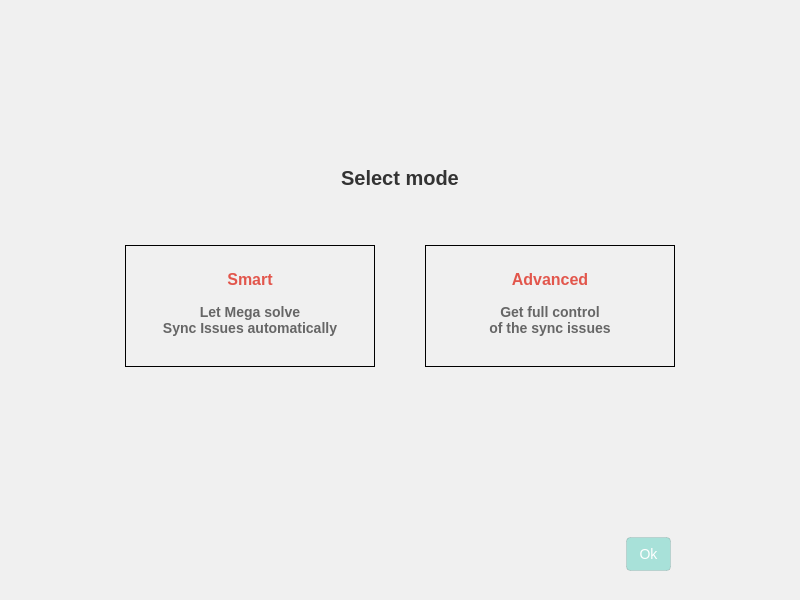
The window that src/MEGASync/stalled_issues/gui/win/StalledIssuesDialog.ui (meganz/MEGAsync) describes before a commit, drawn with Qt 5.
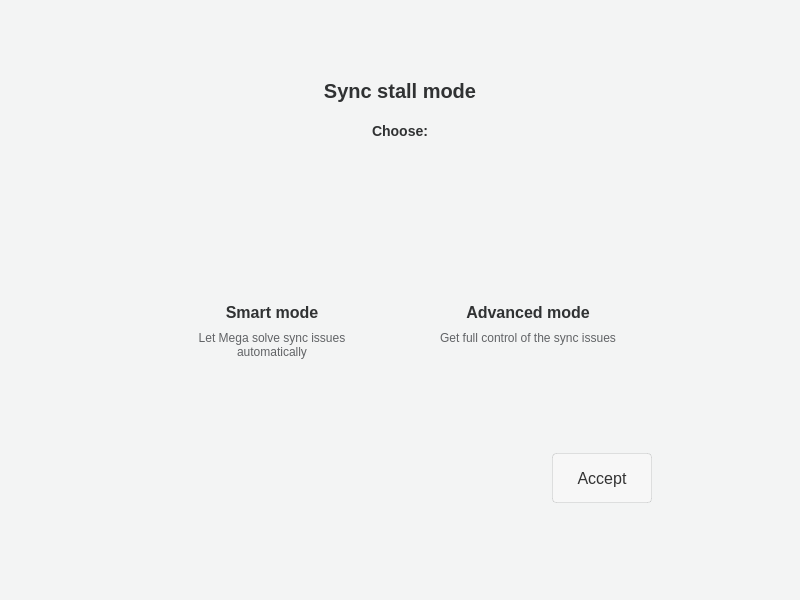
The same window after the commit. The open tabs and pages were chosen to show the change. Icons and pictures are not drawn. Custom widgets are drawn as their Qt base class.

The edit to the form file:
```diff
--- a/src/MEGASync/stalled_issues/gui/win/StalledIssuesDialog.ui
+++ b/src/MEGASync/stalled_issues/gui/win/StalledIssuesDialog.ui
@@ -105,24 +105,14 @@
      <property name="styleSheet">
       <string notr="true">#ModeSelector
 {
-background-color: #f0f0f0;
+background-color: #F3F4F4;
 }</string>
      </property>
      <property name="currentIndex">
       <number>1</number>
      </property>
      <widget class="QWidget" name="ModeSelector">
-      <property name="styleSheet">
-       <string notr="true">#ModeTitle
-{
-  font-family: &quot;Poppins&quot;;
-  font-size:20px;
-  line-height: 30px;
-  font-weight: 600;
-  color: #333333;
-}</string>
-      </property>
-      <layout class="QVBoxLayout" name="verticalLayout_5">
+      <layout class="QVBoxLayout" name="verticalLayout_11">
        <property name="topMargin">
         <number>20</number>
        </property>
@@ -143,15 +133,51 @@
         </spacer>
        </item>
        <item>
+        <widget class="QWidget" name="TitleContainer" native="true">
+         <property name="styleSheet">
+          <string notr="true">#ModeTitle
+{
+  font-size:20px;
+  line-height: 30px;
+  font-weight: 600;
+  color: #303233;
+}
+
+#ModeSubTitle
+{
+  font-size:14px;
+  line-height: 20px;
+  font-weight: 600;
+  color: #303233;
+}</string>
+         </property>
+         <layout class="QVBoxLayout" name="verticalLayout_10">
+          <property name="spacing">
+           <number>20</number>
+          </property>
+       <item>
         <widget class="QLabel" name="ModeTitle">
          <property name="text">
-          <string>Select mode</string>
+             <string>Sync stall mode</string>
          </property>
          <property name="alignment">
           <set>Qt::AlignCenter</set>
          </property>
         </widget>
        </item>
+          <item>
+           <widget class="QLabel" name="ModeSubTitle">
+            <property name="text">
+             <string>Choose:</string>
+            </property>
+            <property name="alignment">
+             <set>Qt::AlignCenter</set>
+            </property>
+           </widget>
+          </item>
+         </layout>
+        </widget>
+       </item>
        <item>
         <spacer name="verticalSpacer_4">
          <property name="orientation">
@@ -163,62 +189,68 @@
          <property name="sizeHint" stdset="0">
           <size>
            <width>20</width>
-           <height>40</height>
+           <height>20</height>
           </size>
          </property>
         </spacer>
        </item>
        <item>
-        <widget class="QWidget" name="Container" native="true">
+        <widget class="QWidget" name="Body" native="true">
+         <layout class="QHBoxLayout" name="horizontalLayout_6">
+          <item>
+           <spacer name="horizontalSpacer_5">
+            <property name="orientation">
+             <enum>Qt::Horizontal</enum>
+            </property>
+            <property name="sizeHint" stdset="0">
+             <size>
+              <width>40</width>
+              <height>20</height>
+             </size>
+            </property>
+           </spacer>
+          </item>
+          <item>
+           <widget class="QWidget" name="BodyConainter" native="true">
          <property name="styleSheet">
           <string notr="true">#Advance[SELECTED=true], #Smart[SELECTED=true] 
 {
-border: 2px solid #f0373a;
+border: 2px solid #04101E;
 border-radius: 6px;
 background-color: white;
 }
 
 #Advance[SELECTED=false], #Smart[SELECTED=false] 
 {
-border: 2px solid #c2c2c2;
+border: 2px solid white;
 border-radius: 6px;
-background-color: #f6f6f6;
+background-color: white;
 }</string>
          </property>
-         <layout class="QHBoxLayout" name="horizontalLayout_4">
+            <layout class="QVBoxLayout" name="verticalLayout_5">
           <property name="spacing">
            <number>50</number>
           </property>
-          <property name="leftMargin">
-           <number>75</number>
-          </property>
-          <property name="rightMargin">
-           <number>75</number>
-          </property>
           <item>
-           <spacer name="horizontalSpacer_4">
-            <property name="orientation">
-             <enum>Qt::Horizontal</enum>
+              <widget class="QWidget" name="Container" native="true">
+               <property name="styleSheet">
+                <string notr="true"/>
             </property>
-            <property name="sizeHint" stdset="0">
-             <size>
-              <width>40</width>
-              <height>20</height>
-             </size>
+               <layout class="QHBoxLayout" name="horizontalLayout_4">
+                <property name="spacing">
+                 <number>8</number>
             </property>
-           </spacer>
-          </item>
           <item>
            <widget class="QFrame" name="Smart">
             <property name="minimumSize">
              <size>
-              <width>250</width>
-              <height>0</height>
+                    <width>248</width>
+                    <height>184</height>
              </size>
             </property>
             <property name="maximumSize">
              <size>
-              <width>250</width>
+                    <width>248</width>
               <height>16777215</height>
              </size>
             </property>
@@ -228,57 +260,117 @@
             <property name="styleSheet">
              <string notr="true">#SmartTitle
 {
-  font-family: &quot;Poppins&quot;;
   font-size:16px;
-  line-height: 30px;
-  font-weight: 600;
-  color: #e2564c;
+  line-height: 24px;
+  font-weight: 700;
+  color: #303233;
 }
 
 #SmartDescription
 {
-  font-family: &quot;Poppins&quot;;
-  font-size:14px;
-  line-height: 30px;
-  font-weight: 600;
-  color: #666666;
+  font-size:12px;
+  line-height: 18px;
+  font-weight: 400;
+  color: #616366;
 }
 </string>
             </property>
             <property name="frameShape">
-             <enum>QFrame::Panel</enum>
+                   <enum>QFrame::NoFrame</enum>
             </property>
             <layout class="QVBoxLayout" name="verticalLayout_7">
              <property name="spacing">
-              <number>15</number>
+                    <number>4</number>
              </property>
              <property name="leftMargin">
               <number>0</number>
              </property>
+                   <property name="topMargin">
+                    <number>24</number>
+                   </property>
              <property name="rightMargin">
               <number>0</number>
              </property>
              <property name="bottomMargin">
-              <number>30</number>
+                    <number>24</number>
+                   </property>
+                   <item alignment="Qt::AlignHCenter">
+                    <widget class="QPushButton" name="SmartIcon">
+                     <property name="enabled">
+                      <bool>false</bool>
+                     </property>
+                     <property name="minimumSize">
+                      <size>
+                       <width>48</width>
+                       <height>48</height>
+                      </size>
+                     </property>
+                     <property name="maximumSize">
+                      <size>
+                       <width>48</width>
+                       <height>48</height>
+                      </size>
+                     </property>
+                     <property name="focusPolicy">
+                      <enum>Qt::NoFocus</enum>
+                     </property>
+                     <property name="styleSheet">
+                      <string notr="true">border: none;</string>
+                     </property>
+                     <property name="text">
+                      <string/>
+                     </property>
+                     <property name="icon">
+                      <iconset resource="../../../gui/Resources_win.qrc">
+                       <normaloff>:/images/StalledIssues/smart-mode.png</normaloff>
+                       <disabledoff>:/images/StalledIssues/smart-mode.png</disabledoff>
+                       <disabledon>:/images/StalledIssues/smart-mode.png</disabledon>:/images/StalledIssues/smart-mode.png</iconset>
+                     </property>
+                     <property name="iconSize">
+                      <size>
+                       <width>48</width>
+                       <height>48</height>
+                      </size>
+                     </property>
+                     <property name="autoDefault">
+                      <bool>false</bool>
              </property>
+                     <property name="flat">
+                      <bool>false</bool>
+                     </property>
+                    </widget>
+                   </item>
              <item>
-              <widget class="QWidget" name="SmartIcon" native="true"/>
+                    <spacer name="verticalSpacer_7">
+                     <property name="orientation">
+                      <enum>Qt::Vertical</enum>
+                     </property>
+                     <property name="sizeType">
+                      <enum>QSizePolicy::Fixed</enum>
+                     </property>
+                     <property name="sizeHint" stdset="0">
+                      <size>
+                       <width>20</width>
+                       <height>20</height>
+                      </size>
+                     </property>
+                    </spacer>
              </item>
              <item>
               <widget class="QLabel" name="SmartTitle">
                <property name="text">
-                <string>Smart</string>
+                      <string>Smart mode</string>
                </property>
                <property name="alignment">
                 <set>Qt::AlignCenter</set>
                </property>
               </widget>
              </item>
-             <item>
+                   <item alignment="Qt::AlignTop">
               <widget class="QLabel" name="SmartDescription">
                <property name="text">
-                <string>Let Mega solve
-Sync Issues automatically</string>
+                      <string>Let Mega solve sync issues
+automatically</string>
                </property>
                <property name="alignment">
                 <set>Qt::AlignCenter</set>
@@ -292,13 +384,13 @@
            <widget class="QFrame" name="Advance">
             <property name="minimumSize">
              <size>
-              <width>250</width>
-              <height>0</height>
+                    <width>248</width>
+                    <height>184</height>
              </size>
             </property>
             <property name="maximumSize">
              <size>
-              <width>250</width>
+                    <width>248</width>
               <height>16777215</height>
              </size>
             </property>
@@ -308,57 +400,115 @@
             <property name="styleSheet">
              <string notr="true">#AdvanceTitle
 {
-  font-family: &quot;Poppins&quot;;
   font-size:16px;
-  line-height: 30px;
-  font-weight: 600;
-  color: #e2564c;
+  line-height: 24px;
+  font-weight: 700;
+  color: #303233;
 }
 
 #AdvanceDescription
 {
-  font-family: &quot;Poppins&quot;;
-  font-size:14px;
-  line-height: 30px;
-  font-weight: 600;
-  color: #666666;
-}
-</string>
+  font-size:12px;
+  line-height: 18px;
+  font-weight: 400;
+  color: #616366;
+}</string>
             </property>
             <property name="frameShape">
-             <enum>QFrame::Panel</enum>
+                   <enum>QFrame::NoFrame</enum>
             </property>
             <layout class="QVBoxLayout" name="verticalLayout_6">
              <property name="spacing">
-              <number>15</number>
+                    <number>4</number>
              </property>
              <property name="leftMargin">
               <number>0</number>
              </property>
+                   <property name="topMargin">
+                    <number>24</number>
+                   </property>
              <property name="rightMargin">
               <number>0</number>
              </property>
              <property name="bottomMargin">
-              <number>30</number>
+                    <number>24</number>
+                   </property>
+                   <item alignment="Qt::AlignHCenter">
+                    <widget class="QPushButton" name="AdvanceIcon">
+                     <property name="enabled">
+                      <bool>false</bool>
+                     </property>
+                     <property name="minimumSize">
+                      <size>
+                       <width>48</width>
+                       <height>48</height>
+                      </size>
+                     </property>
+                     <property name="maximumSize">
+                      <size>
+                       <width>48</width>
+                       <height>48</height>
+                      </size>
+                     </property>
+                     <property name="focusPolicy">
+                      <enum>Qt::NoFocus</enum>
+                     </property>
+                     <property name="styleSheet">
+                      <string notr="true">border: none;</string>
+                     </property>
+                     <property name="text">
+                      <string/>
+                     </property>
+                     <property name="icon">
+                      <iconset resource="../../../gui/Resources_win.qrc">
+                       <normaloff>:/images/StalledIssues/advanced-mode.png</normaloff>
+                       <disabledoff>:/images/StalledIssues/advanced-mode.png</disabledoff>
+                       <disabledon>:/images/StalledIssues/advanced-mode.png</disabledon>:/images/StalledIssues/advanced-mode.png</iconset>
+                     </property>
+                     <property name="iconSize">
+                      <size>
+                       <width>48</width>
+                       <height>48</height>
+                      </size>
+                     </property>
+                     <property name="autoDefault">
+                      <bool>false</bool>
              </property>
+                     <property name="flat">
+                      <bool>false</bool>
+                     </property>
+                    </widget>
+                   </item>
              <item>
-              <widget class="QWidget" name="AdvanceIcon" native="true"/>
+                    <spacer name="verticalSpacer_6">
+                     <property name="orientation">
+                      <enum>Qt::Vertical</enum>
+                     </property>
+                     <property name="sizeType">
+                      <enum>QSizePolicy::Fixed</enum>
+                     </property>
+                     <property name="sizeHint" stdset="0">
+                      <size>
+                       <width>20</width>
+                       <height>20</height>
+                      </size>
+                     </property>
+                    </spacer>
              </item>
              <item>
               <widget class="QLabel" name="AdvanceTitle">
                <property name="text">
-                <string>Advanced</string>
+                      <string>Advanced mode</string>
                </property>
                <property name="alignment">
                 <set>Qt::AlignCenter</set>
                </property>
               </widget>
              </item>
-             <item>
+                   <item alignment="Qt::AlignTop">
               <widget class="QLabel" name="AdvanceDescription">
                <property name="text">
-                <string>Get full control
-of the sync issues</string>
+                      <string>Get full control of the sync issues</string>
                </property>
                <property name="alignment">
                 <set>Qt::AlignCenter</set>
@@ -368,42 +518,26 @@
             </layout>
            </widget>
           </item>
-          <item>
-           <spacer name="horizontalSpacer_5">
-            <property name="orientation">
-             <enum>Qt::Horizontal</enum>
-            </property>
-            <property name="sizeHint" stdset="0">
-             <size>
-              <width>40</width>
-              <height>20</height>
-             </size>
-            </property>
-           </spacer>
-          </item>
          </layout>
         </widget>
        </item>
        <item>
-        <spacer name="verticalSpacer">
+              <widget class="QWidget" name="ButtonsContainer" native="true">
+               <layout class="QHBoxLayout" name="horizontalLayout_5">
+                <item>
+                 <spacer name="horizontalSpacer_4">
          <property name="orientation">
-          <enum>Qt::Vertical</enum>
+                   <enum>Qt::Horizontal</enum>
          </property>
          <property name="sizeHint" stdset="0">
           <size>
-           <width>20</width>
-           <height>40</height>
+                    <width>40</width>
+                    <height>20</height>
           </size>
          </property>
         </spacer>
        </item>
        <item>
-        <widget class="QWidget" name="ButtonContainer" native="true">
-         <layout class="QVBoxLayout" name="verticalLayout_8">
-          <property name="rightMargin">
-           <number>120</number>
-          </property>
-          <item alignment="Qt::AlignRight">
            <widget class="QPushButton" name="SelectButton">
             <property name="enabled">
              <bool>false</bool>
@@ -417,7 +551,7 @@
             <property name="minimumSize">
              <size>
               <width>0</width>
-              <height>34</height>
+                    <height>50</height>
              </size>
             </property>
             <property name="cursor">
@@ -426,21 +560,22 @@
             <property name="styleSheet">
              <string notr="true">QPushButton
 {
-min-height:32px;
-padding-left:12px;
-padding-right:12px;
-font-size:14px;
+min-height:48px;
+padding-left:24px;
+padding-right:24px;
+font-size:16px;
 font-weight: 400;
+line-height: 24px;
 border-radius:4px;
-background:#00BFA5;
+background:#FAFAFA;
 border: 1px solid rgba(0, 0, 0, 0.1);
-color:#FFFFFF;
+color:#333333;
 }
 
 QPushButton:disabled
 {
-background: rgba(0, 191, 165, 0.3);
-color:#FFFFFF;
+background: rgba(255, 255, 255, 0.3);
+color:#333333;
 }
 
 QPushButton:hover
@@ -450,12 +585,44 @@
 }</string>
             </property>
             <property name="text">
-             <string>Ok</string>
+                   <string>Accept</string>
             </property>
            </widget>
           </item>
          </layout>
         </widget>
+       </item>
+      </layout>
+     </widget>
+          </item>
+          <item>
+           <spacer name="horizontalSpacer_6">
+            <property name="orientation">
+             <enum>Qt::Horizontal</enum>
+            </property>
+            <property name="sizeHint" stdset="0">
+             <size>
+              <width>40</width>
+              <height>20</height>
+             </size>
+            </property>
+           </spacer>
+          </item>
+         </layout>
+        </widget>
+       </item>
+       <item>
+        <spacer name="verticalSpacer">
+         <property name="orientation">
+          <enum>Qt::Vertical</enum>
+         </property>
+         <property name="sizeHint" stdset="0">
+          <size>
+           <width>20</width>
+           <height>40</height>
+          </size>
+         </property>
+        </spacer>
        </item>
       </layout>
      </widget>
```
Left out of the diff: 25 changed lines with no effect on the pictures.
